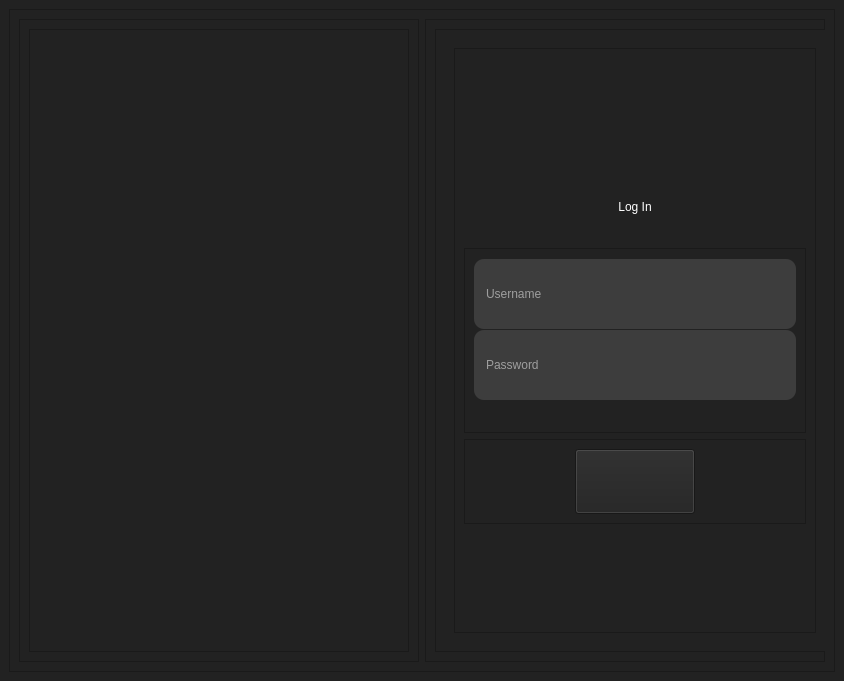
Above: icons/start.ui from Manjus17/project_EV before the change. Below: the same form after it.
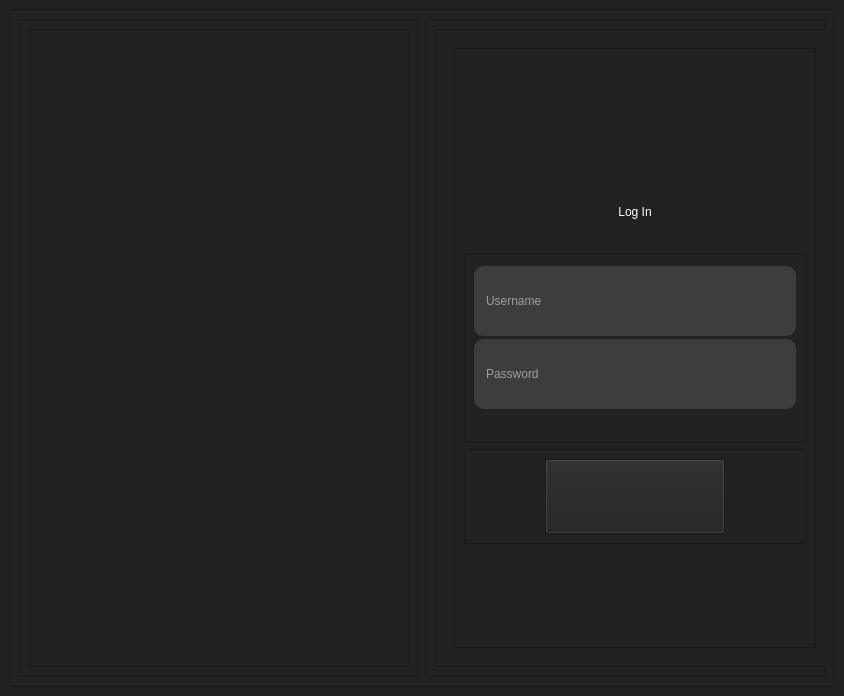
That is the form after the change. The open tabs and pages were chosen to show the change. Icons and pictures are not drawn.

Patch:
```diff
--- a/icons/start.ui
+++ b/icons/start.ui
@@ -7,7 +7,7 @@
     <x>0</x>
     <y>0</y>
     <width>844</width>
-    <height>511</height>
+    <height>681</height>
    </rect>
   </property>
   <property name="sizePolicy">
@@ -261,8 +261,8 @@
                            <widget class="QPushButton" name="pushButton_2">
                             <property name="minimumSize">
                              <size>
-                              <width>80</width>
-                              <height>50</height>
+                              <width>110</width>
+                              <height>60</height>
                              </size>
                             </property>
                             <property name="maximumSize">
@@ -564,8 +564,8 @@
                            <widget class="QPushButton" name="pushButton_6">
                             <property name="minimumSize">
                              <size>
-                              <width>100</width>
-                              <height>65</height>
+                              <width>110</width>
+                              <height>80</height>
                              </size>
                             </property>
                             <property name="styleSheet">
@@ -784,14 +784,14 @@
                         <widget class="QPushButton" name="pushButton_7">
                          <property name="minimumSize">
                           <size>
-                           <width>100</width>
-                           <height>65</height>
+                           <width>110</width>
+                           <height>75</height>
                           </size>
                          </property>
                          <property name="maximumSize">
                           <size>
-                           <width>120</width>
-                           <height>70</height>
+                           <width>180</width>
+                           <height>120</height>
                           </size>
                          </property>
                          <property name="styleSheet">
```
